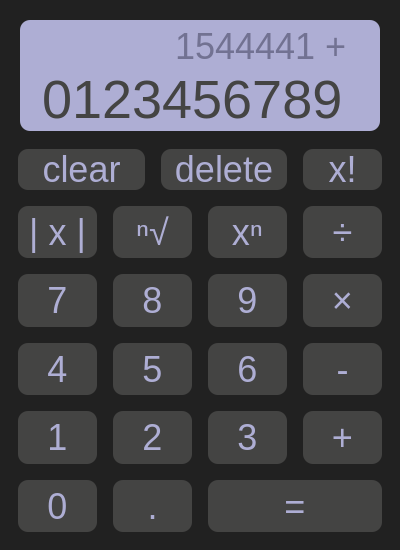
The window that gui.ui (IvsTopTeam/IVS_team_project) describes before a commit, drawn with Qt 5.
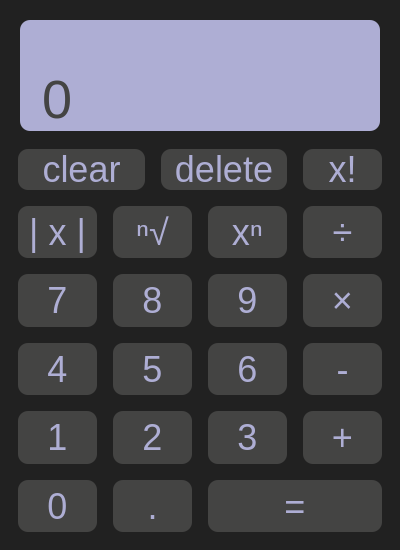
The same window after the commit.

Commit message: alfa version of working calculator, very buggy

```diff
--- a/gui.ui
+++ b/gui.ui
@@ -136,7 +136,7 @@
         <cursorShape>ArrowCursor</cursorShape>
        </property>
        <property name="text">
-        <string>1544441 + </string>
+        <string> </string>
        </property>
        <property name="frame">
         <bool>true</bool>
@@ -303,7 +303,7 @@
 }</string>
        </property>
        <property name="text">
-        <string>0123456789</string>
+        <string>0</string>
        </property>
        <property name="maxLength">
         <number>10</number>
```
The commit also changes 2 other files.
